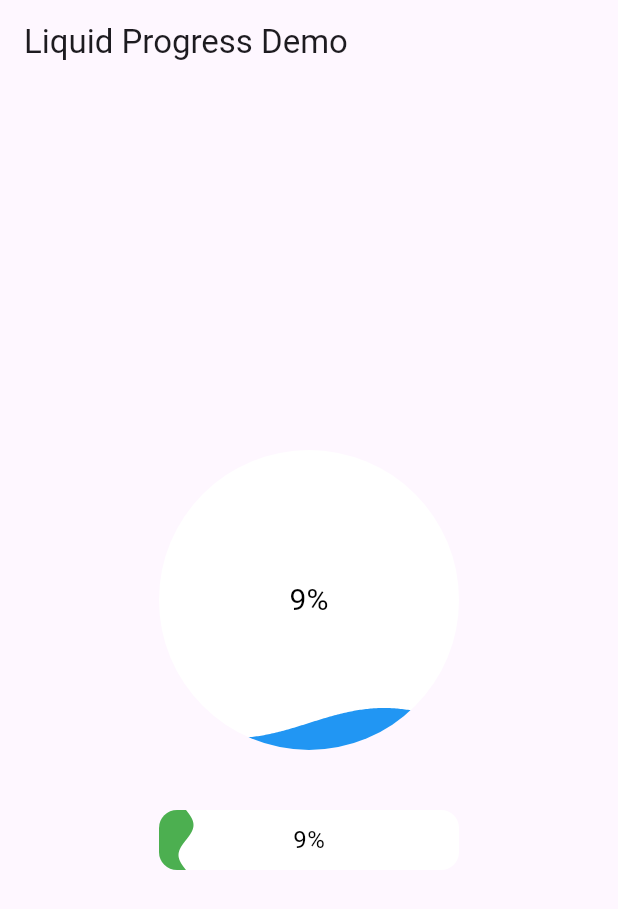
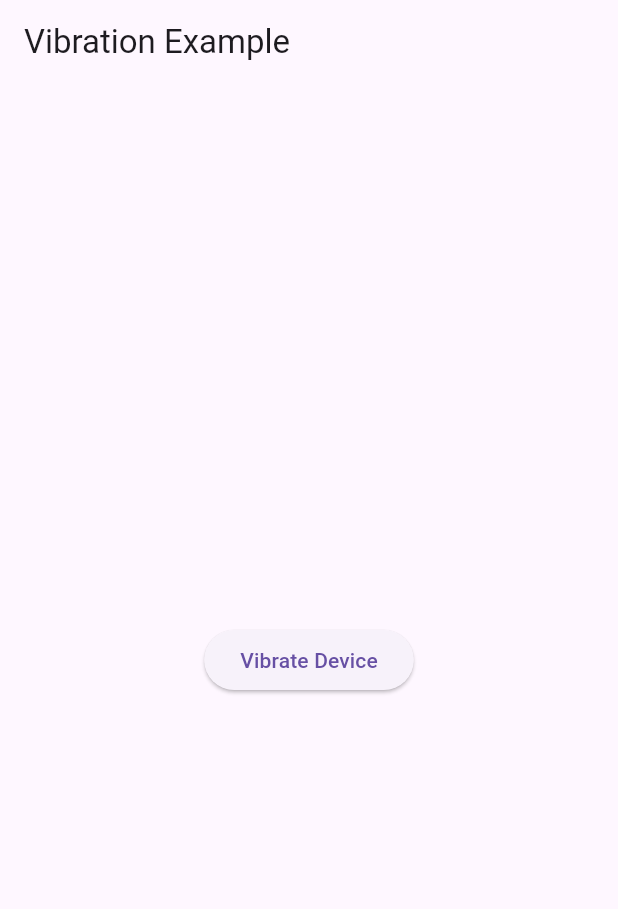
Before and after one commit to lightrao/lt25_fapp_one, a Flutter app: the first screen one second after launch, on a phone screen of 412 x 824 dp. Shown: the top 909 px of the screen. Run offline on Flutter 3.47's test engine with Material 3 defaults, Android fonts, the light colour scheme and no system bars; our stand-ins replace vibration.

Commit message:
vibration

```diff
--- a/lib/main.dart
+++ b/lib/main.dart
@@ -1,9 +1,7 @@
 import 'package:flutter/material.dart';
-import 'screens/home_screen.dart';
+import 'package:vibration/vibration.dart';
 
-void main() {
-  runApp(const MyApp());
-}
+void main() => runApp(MyApp());
 
 class MyApp extends StatelessWidget {
   const MyApp({super.key});
@@ -11,11 +9,40 @@ class MyApp extends StatelessWidget {
   @override
   Widget build(BuildContext context) {
     return MaterialApp(
-      title: 'Liquid Progress Demo',
-      theme: ThemeData(
-        primarySwatch: Colors.blue,
-      ),
-      home: const HomeScreen(),
+      title: 'Vibration Example',
+      home: VibrationHome(),
     );
   }
 }
+
+class VibrationHome extends StatelessWidget {
+  const VibrationHome({super.key});
+
+  // Function to trigger device vibration
+  Future<void> _vibrateDevice() async {
+    // Check if the device supports vibration
+    if (await Vibration.hasVibrator()) {
+      // Vibrate for 500 milliseconds
+      Vibration.vibrate(duration: 500);
+      print("Device is vibrating.");
+    } else {
+      // If device does not support vibration, print a message to the console
+      print("Device does not support vibration.");
+    }
+  }
+
+  @override
+  Widget build(BuildContext context) {
+    return Scaffold(
+      appBar: AppBar(
+        title: Text('Vibration Example'),
+      ),
+      body: Center(
+        child: ElevatedButton(
+          onPressed: _vibrateDevice,
+          child: Text('Vibrate Device'),
+        ),
+      ),
+    );
+  }
+}
--- a/lib/screens/home_screen.dart
+++ /dev/null
@@ -1,18 +0,0 @@
-import 'package:flutter/material.dart';
-import '../widgets/liquid_progress_examples.dart';
-
-class HomeScreen extends StatelessWidget {
-  const HomeScreen({super.key});
-
-  @override
-  Widget build(BuildContext context) {
-    return Scaffold(
-      appBar: AppBar(
-        title: const Text('Liquid Progress Demo'),
-      ),
-      body: const Center(
-        child: LiquidProgressExamples(),
-      ),
-    );
-  }
-}
--- a/lib/widgets/liquid_progress_examples.dart
+++ /dev/null
@@ -1,76 +0,0 @@
-import 'package:flutter/material.dart';
-import 'package:liquid_progress_indicator_v2/liquid_progress_indicator.dart';
-
-class LiquidProgressExamples extends StatefulWidget {
-  const LiquidProgressExamples({super.key});
-
-  @override
-  State<LiquidProgressExamples> createState() => _LiquidProgressExamplesState();
-}
-
-class _LiquidProgressExamplesState extends State<LiquidProgressExamples> {
-  double _progress = 0.0;
-
-  @override
-  void initState() {
-    super.initState();
-    // Simulate progress
-    _startProgress();
-  }
-
-  void _startProgress() {
-    Future.delayed(const Duration(milliseconds: 100), () {
-      setState(() {
-        _progress += 0.01;
-        if (_progress < 1.0) {
-          _startProgress();
-        }
-      });
-    });
-  }
-
-  @override
-  Widget build(BuildContext context) {
-    return Column(
-      mainAxisAlignment: MainAxisAlignment.center,
-      children: [
-        // Example 1: Circular Liquid Progress
-        SizedBox(
-          width: 200,
-          height: 200,
-          child: LiquidCircularProgressIndicator(
-            value: _progress,
-            backgroundColor: Colors.white,
-            valueColor: const AlwaysStoppedAnimation(Colors.blue),
-            center: Text(
-              '${(_progress * 100).toStringAsFixed(0)}%',
-              style: const TextStyle(
-                color: Colors.black,
-                fontSize: 20,
-              ),
-            ),
-          ),
-        ),
-        const SizedBox(height: 40),
-        // Example 2: Linear Liquid Progress
-        SizedBox(
-          width: 200,
-          height: 40,
-          child: LiquidLinearProgressIndicator(
-            value: _progress,
-            backgroundColor: Colors.white,
-            valueColor: const AlwaysStoppedAnimation(Colors.green),
-            borderRadius: 12,
-            center: Text(
-              '${(_progress * 100).toStringAsFixed(0)}%',
-              style: const TextStyle(
-                color: Colors.black,
-                fontSize: 16,
-              ),
-            ),
-          ),
-        ),
-      ],
-    );
-  }
-}
--- a/pubspec.yaml
+++ b/pubspec.yaml
@@ -57,6 +57,7 @@ dependencies:
   rename: ^3.0.2
   provider: ^6.1.2
   liquid_progress_indicator_v2: ^0.5.0
+  vibration: ^3.1.2
 
 dev_dependencies:
   flutter_test:
```
Also changed, not shown: pubspec.lock, 2 other files.
